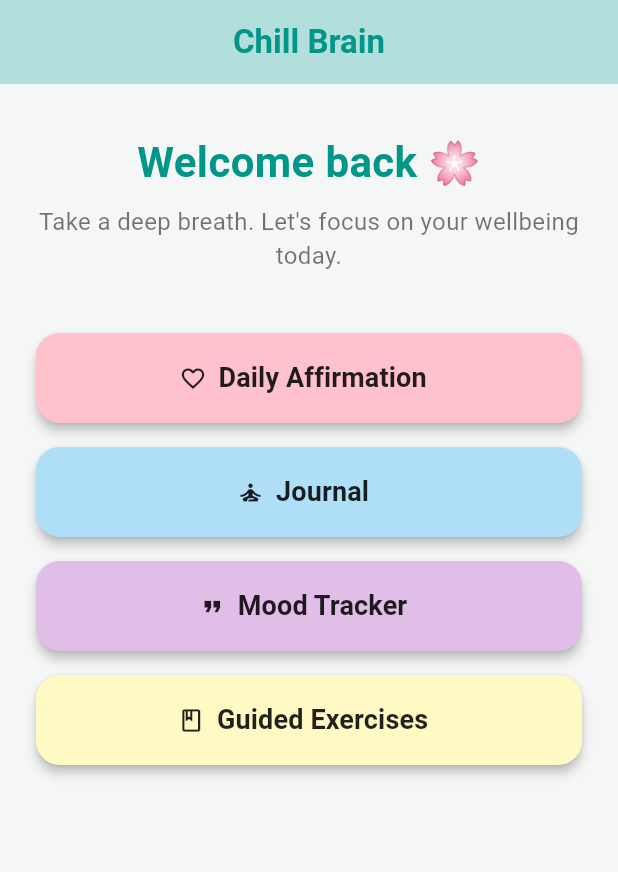
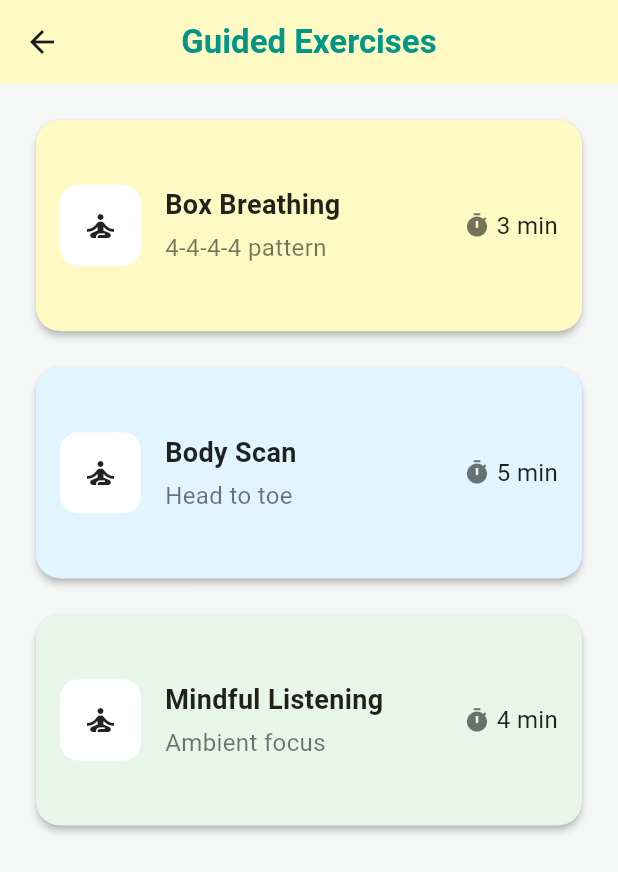
Before and after one commit to Galaxycat3/chillBrain, a Flutter app: the screen it shows after launch, after a tap on "Guided Exercises", on a phone screen of 412 x 824 dp. Shown: the top 872 px of the screen. Run offline on Flutter 3.47's test engine with Material 3 defaults, Android fonts, the light colour scheme and no system bars.

Commit message:
Day 6-9 work

```diff
--- /dev/null
+++ b/lib/exercises_list_page.dart
@@ -0,0 +1,174 @@
+import 'package:flutter/material.dart';
+import 'exercise_detail_page.dart';
+
+class ExercisesListPage extends StatelessWidget {
+  const ExercisesListPage({super.key});
+
+  static final List<_Exercise> _items = [
+    _Exercise(
+      title: 'Box Breathing',
+      subtitle: '4-4-4-4 pattern',
+      minutes: 3,
+      color: const Color(0xFFFFF9C4),
+      steps: const [
+        'Inhale 4s',
+        'Hold 4s',
+        'Exhale 4s',
+        'Hold 4s',
+        'Repeat 4 rounds',
+      ],
+      description: 'Steady rhythm to calm the nervous system.',
+    ),
+    _Exercise(
+      title: 'Body Scan',
+      subtitle: 'Head to toe',
+      minutes: 5,
+      color: const Color(0xFFE1F5FE),
+      steps: const [
+        'Close eyes',
+        'Scan head to toes',
+        'Release tension',
+      ],
+      description: 'Gentle awareness of each body area.',
+    ),
+    _Exercise(
+      title: 'Mindful Listening',
+      subtitle: 'Ambient focus',
+      minutes: 4,
+      color: const Color(0xFFE8F5E9),
+      steps: const [
+        'Sit still',
+        'Notice 3 sounds',
+        'Return to breath',
+      ],
+      description: 'Let sounds come and go without judgment.',
+    ),
+  ];
+
+  @override
+  Widget build(BuildContext context) {
+    return Scaffold(
+      backgroundColor: const Color(0xFFF4F7F6),
+      appBar: AppBar(
+        backgroundColor: const Color(0xFFFFF9C4),
+        title: const Text(
+          'Guided Exercises',
+          style: TextStyle(fontWeight: FontWeight.bold, color: Colors.teal),
+        ),
+        centerTitle: true,
+      ),
+      body: LayoutBuilder(
+        builder: (context, c) {
+          final twoCols = c.maxWidth >= 700;
+          return GridView.builder(
+            padding: const EdgeInsets.all(20),
+            gridDelegate: SliverGridDelegateWithFixedCrossAxisCount(
+              crossAxisCount: twoCols ? 2 : 1,
+              crossAxisSpacing: 16,
+              mainAxisSpacing: 16,
+              childAspectRatio: twoCols ? 2.8 : 2.5,
+            ),
+            itemCount: _items.length,
+            itemBuilder: (context, i) {
+              final e = _items[i];
+              return _ExerciseCard(ex: e);
+            },
+          );
+        },
+      ),
+    );
+  }
+}
+
+class _ExerciseCard extends StatelessWidget {
+  final _Exercise ex;
+  const _ExerciseCard({required this.ex});
+
+  @override
+  Widget build(BuildContext context) {
+    return Card(
+      color: ex.color,
+      elevation: 2,
+      shape: RoundedRectangleBorder(borderRadius: BorderRadius.circular(16)),
+      child: InkWell(
+        borderRadius: BorderRadius.circular(16),
+        onTap: () {
+          Navigator.push(
+            context,
+            MaterialPageRoute(
+              builder: (_) => ExerciseDetailPage(
+                title: ex.title,
+                description: ex.description,
+                steps: ex.steps,
+                minutes: ex.minutes,
+              ),
+            ),
+          );
+        },
+        child: Padding(
+          padding: const EdgeInsets.all(16.0),
+          child: Row(
+            children: [
+              Container(
+                width: 54,
+                height: 54,
+                decoration: BoxDecoration(
+                  color: Colors.white,
+                  borderRadius: BorderRadius.circular(12),
+                ),
+                child: const Icon(Icons.self_improvement, color: Colors.black87),
+              ),
+              const SizedBox(width: 16),
+              Expanded(
+                child: Column(
+                  mainAxisAlignment: MainAxisAlignment.center,
+                  crossAxisAlignment: CrossAxisAlignment.start,
+                  children: [
+                    Text(
+                      ex.title,
+                      style: const TextStyle(
+                        fontSize: 18,
+                        fontWeight: FontWeight.w700,
+                        color: Colors.black87,
+                      ),
+                    ),
+                    const SizedBox(height: 4),
+                    Text(
+                      ex.subtitle,
+                      style: const TextStyle(color: Colors.black54),
+                    ),
+                  ],
+                ),
+              ),
+              const SizedBox(width: 12),
+              Row(
+                children: [
+                  const Icon(Icons.timer, size: 18, color: Colors.black54),
+                  const SizedBox(width: 4),
+                  Text('${ex.minutes} min', style: const TextStyle(color: Colors.black87)),
+                ],
+              )
+            ],
+          ),
+        ),
+      ),
+    );
+  }
+}
+
+class _Exercise {
+  final String title;
+  final String subtitle;
+  final int minutes;
+  final Color color;
+  final List<String> steps;
+  final String description;
+  const _Exercise({
+    required this.title,
+    required this.subtitle,
+    required this.minutes,
+    required this.color,
+    required this.steps,
+    required this.description,
+  });
+}
--- a/lib/main.dart
+++ b/lib/main.dart
@@ -1,7 +1,8 @@
 import 'package:flutter/material.dart';
 import 'journal_page.dart'; // Import the JournalPage file
 import 'affirmations_page.dart';
-
+import 'mood_tracker_page.dart';
+import 'exercises_list_page.dart';
 
 void main() {
   runApp(const MyApp());
@@ -76,10 +77,7 @@ class _MyHomePageState extends State<MyHomePage> {
             const Text(
               "Take a deep breath. Let's focus on your wellbeing today.",
               textAlign: TextAlign.center,
-              style: TextStyle(
-                fontSize: 16,
-                color: Colors.black54,
-              ),
+              style: TextStyle(fontSize: 16, color: Colors.black54),
             ),
             const SizedBox(height: 40),
 
@@ -90,7 +88,9 @@ class _MyHomePageState extends State<MyHomePage> {
               onPressed: () {
                 Navigator.push(
                   context,
-      MaterialPageRoute(builder: (context) => const AffirmationsPage()),
+                  MaterialPageRoute(
+                    builder: (context) => const AffirmationsPage(),
+                  ),
                 );
               },
             ),
@@ -112,14 +112,28 @@ class _MyHomePageState extends State<MyHomePage> {
               icon: Icons.format_quote,
               label: "Mood Tracker",
               color: const Color(0xFFE1BEE7),
-              onPressed: () {},
+              onPressed: () {
+                Navigator.push(
+                  context,
+                  MaterialPageRoute(
+                    builder: (context) => const MoodTrackerPage(),
+                  ),
+                );
+              },
             ),
             const SizedBox(height: 16),
             _buildFeatureButton(
               icon: Icons.book_outlined,
               label: "Guided Exercises",
               color: const Color(0xFFFFF9C4),
-              onPressed: () {},
+              onPressed: () {
+                Navigator.push(
+                  context,
+                  MaterialPageRoute(
+                    builder: (context) => const ExercisesListPage(),
+                  ),
+                );
+              },
             ),
           ],
         ),
```
Also changed, not shown: lib/exercise_detail_page.dart (added, +111 -0 lines), lib/mood_tracker_page.dart (added, +119 -0 lines), 1 other file. Lines whose indentation alone changed are shown as unchanged.
